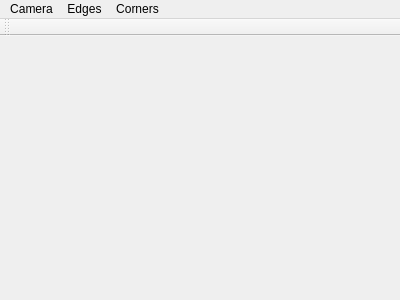
Qt form OpenCV/Webcam/Webcam/mainwindow.ui (leparrav/Playground) before a commit.
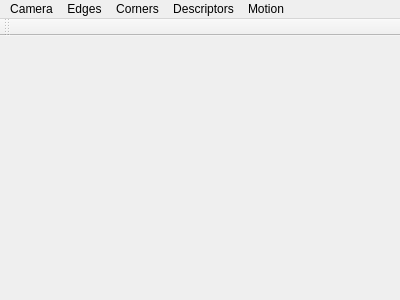
The same form after that commit.

Commit message: Changed a couple of Readme, Webcam is working up to Descriptors

```diff
--- a/OpenCV/Webcam/Webcam/mainwindow.ui
+++ b/OpenCV/Webcam/Webcam/mainwindow.ui
@@ -58,9 +58,26 @@
     <addaction name="actionHarris"/>
     <addaction name="actionSIFT"/>
    </widget>
+   <widget class="QMenu" name="menuDescriptors_2">
+    <property name="title">
+     <string>Descriptors</string>
+    </property>
+    <addaction name="actionSIFT_2"/>
+    <addaction name="actionSURFT"/>
+   </widget>
+   <widget class="QMenu" name="menuMotion">
+    <property name="title">
+     <string>Motion</string>
+    </property>
+    <addaction name="actionOptical_Flow"/>
+    <addaction name="actionBackground_substract"/>
+    <addaction name="actionFeature_matching"/>
+   </widget>
    <addaction name="menuCamera"/>
    <addaction name="menuFunctions"/>
    <addaction name="menuDescriptors"/>
+   <addaction name="menuDescriptors_2"/>
+   <addaction name="menuMotion"/>
   </widget>
   <widget class="QToolBar" name="mainToolBar">
    <attribute name="toolBarArea">
```
Left out of the diff: 29 changed lines with no effect on the pictures. The commit also changes 25 other files.
